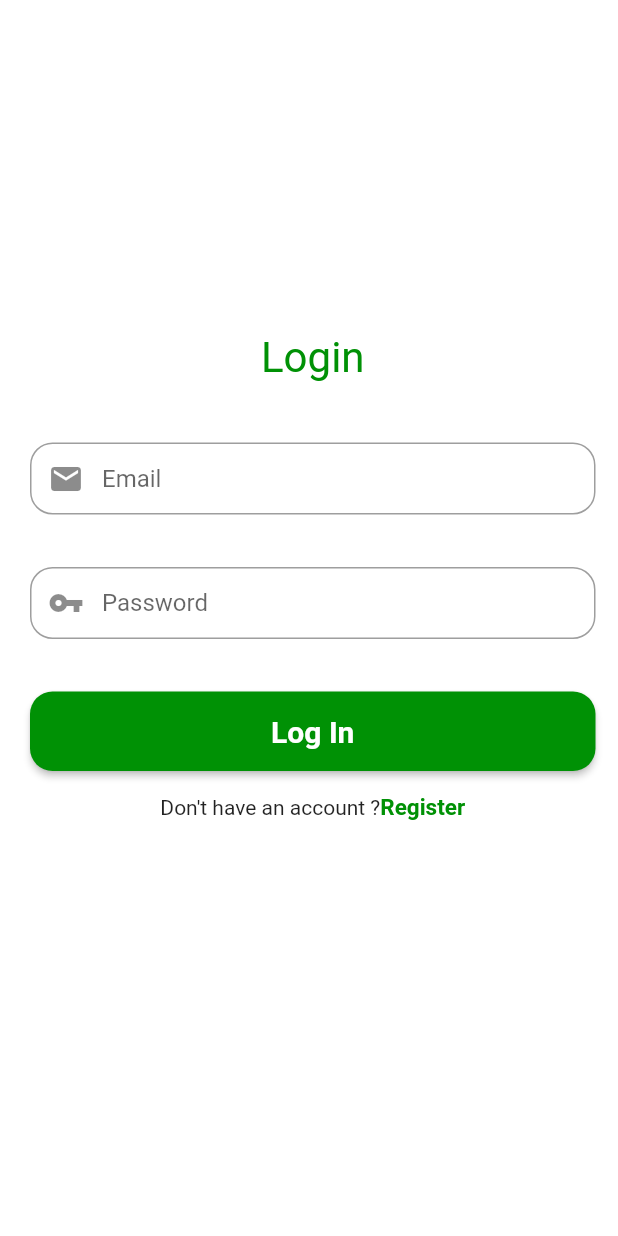
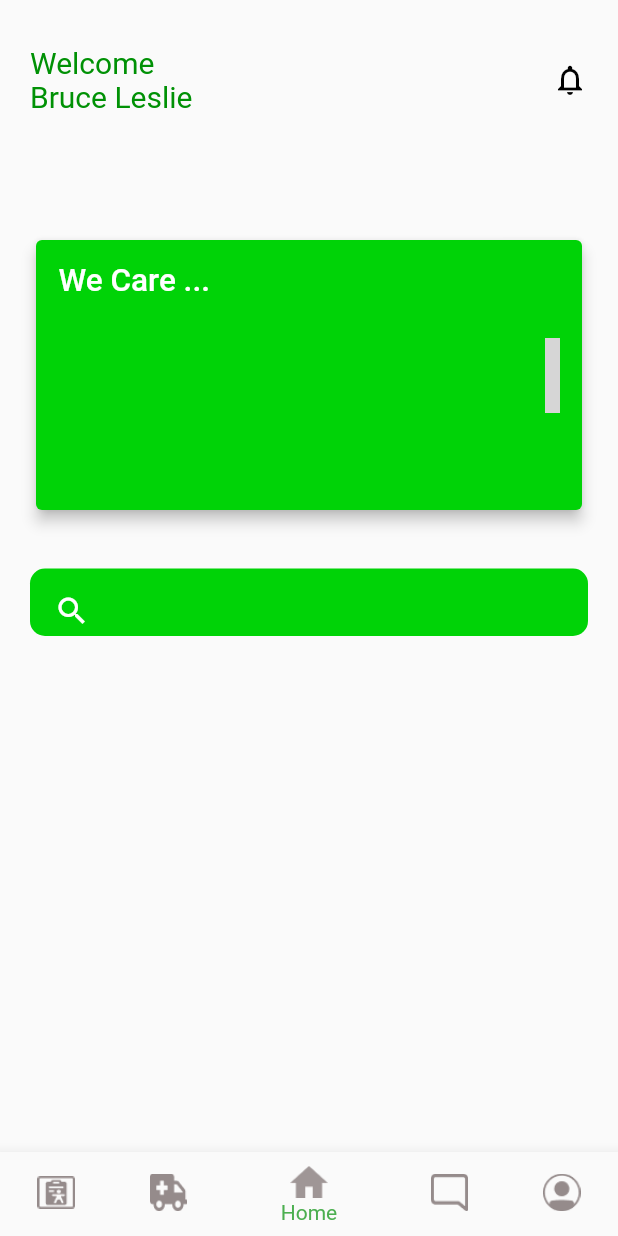
Before and after one commit to Care-Spot/Care-Spot, a Flutter app: the screen it shows after launch, after a tap on "Log In", on a phone screen of 412 x 824 dp. Run offline on Flutter 3.47's test engine with Material 2 defaults, Android fonts, the phone set to English and light mode, and no system bars; missing offline and left inert: dart:ffi; grey boxes are pictures that could not be loaded.

Commit message:
first commit

```diff
--- /dev/null
+++ b/lib/screens/homepage_screen.dart
@@ -0,0 +1,82 @@
+import 'dart:ui';
+
+import 'package:care_spot_pro/utls/ambulance.dart';
+import 'package:care_spot_pro/utls/consultation.dart';
+import 'package:care_spot_pro/utls/homeview.dart';
+import 'package:care_spot_pro/utls/profile.dart';
+import 'package:care_spot_pro/utls/records.dart';
+import 'package:flutter/material.dart';
+
+class HomePage extends StatefulWidget {
+  const HomePage({ Key? key }) : super(key: key);
+
+  @override
+  _HomePageState createState() => _HomePageState();
+}
+
+class _HomePageState extends State<HomePage> {
+
+  int _currentindex = 2;
+
+   void _onItemTapped(int index) {
+    setState(() {
+      _currentindex = index;
+    });
+  }
+
+  List<Widget> navPages = [
+     const RecordsView(),
+     const AmbulanceView(),
+     const HomView(),
+     const ConsultationView(),
+     const ProfileView()
+  ];
+
+
+  @override
+  Widget build(BuildContext context) {
+    return SafeArea(
+      child: Scaffold(
+        // tabs [_currentindex],
+        bottomNavigationBar: BottomNavigationBar(
+          currentIndex: _currentindex,
+          items: [
+             BottomNavigationBarItem(
+            icon: Image.asset("assets/records.png",width: 25,height: 25,),
+            label: 'Records',
+          ),
+
+           BottomNavigationBarItem(
+            icon: Image.asset("assets/ambulance.png",width: 25,height: 25,),
+            label: 'Ambulance',
+          ),
+
+             BottomNavigationBarItem(
+            icon:  Image.asset("assets/home.png",width: 25,height: 25,),
+            label: 'Home',
+          ),
+
+           BottomNavigationBarItem(
+            icon:  Image.asset("assets/consultation.png",width: 25,height: 25,),
+            label: 'Consultation',
+          ),
+           BottomNavigationBarItem(
+            icon:  Image.asset("assets/profile.png",width: 25,height: 25,),
+            label: 'Profile',
+          ),
+
+          ],
+          unselectedItemColor: Colors.black54,
+          selectedItemColor: Theme.of(context).primaryColor,
+          onTap: (index) => _onItemTapped(index)
+        ),
+        body: Center(
+          child: navPages.elementAt(_currentindex),
+        )
+
+      ),
+
+    );
+
+  }
+}
--- a/lib/login_screen.dart
+++ b/lib/screens/login_screen.dart
@@ -1,5 +1,6 @@
-import 'package:care_spot_pro/registration_screen.dart';
-import 'package:care_spot_pro/service_screen.dart';
+import 'package:care_spot_pro/screens/homepage_screen.dart';
+import 'package:care_spot_pro/screens/registration_screen.dart';
+import 'package:care_spot_pro/screens/service_screen.dart';
 import 'package:flutter/material.dart';
 
 class LoginScreen extends StatefulWidget {
@@ -67,12 +68,12 @@ class _LoginScreenState extends State<LoginScreen> {
       color: Colors.transparent,
       child: MaterialButton(
         shape: RoundedRectangleBorder(borderRadius: BorderRadius.circular(15)),
-        color:  Color.fromARGB(255, 0, 145, 5),
+        color:  Color.fromARGB(255, 0, 211, 7),
         padding: const EdgeInsets.fromLTRB(20, 15, 20, 15),
         minWidth: MediaQuery.of(context).size.width,
         onPressed: () {
-        // Navigator.push(context,   MaterialPageRoute(builder: (context) =>
-        //   const ServiceScreen()));
+            Navigator.push(context, MaterialPageRoute(builder: (context) =>
+            const HomePage()));
         },
         child: const Text(
           'Log In',
@@ -87,7 +88,8 @@ class _LoginScreenState extends State<LoginScreen> {
       child: Scaffold(
         backgroundColor: Colors.white,
         body: Center(
-          child: Container(
+          child:
+          Container(
             height: 400,
             child: ListView(
                padding: const EdgeInsets.only(left: 20,right: 15,top: 10),
--- a/lib/registration_screen.dart
+++ b/lib/screens/registration_screen.dart
@@ -1,5 +1,5 @@
-import 'package:care_spot_pro/form_field.dart';
-import 'package:care_spot_pro/service_screen.dart';
+import 'package:care_spot_pro/screens/form_field.dart';
+import 'package:care_spot_pro/screens/service_screen.dart';
 import 'package:flutter/material.dart';
 
 class RegistrationScreen extends StatefulWidget {
@@ -34,7 +34,7 @@ class _RegistrationScreenState extends State<RegistrationScreen> {
         height: 50,
         child: MaterialButton(
           shape: RoundedRectangleBorder(borderRadius: BorderRadius.circular(15)),
-          color:  Color.fromARGB(255, 0, 145, 5),
+          color:  Color.fromARGB(255, 0, 211, 7),
           onPressed: () {
             Navigator.push(context, MaterialPageRoute(builder: (context) =>
             const ServiceScreen()));
--- /dev/null
+++ b/lib/utls/homeview.dart
@@ -0,0 +1,111 @@
+import 'package:flutter/material.dart';
+
+class HomView extends StatefulWidget {
+  const HomView({ Key? key }) : super(key: key);
+
+  @override
+  _HomViewState createState() => _HomViewState();
+}
+
+class _HomViewState extends State<HomView> {
+  @override
+  Widget build(BuildContext context) {
+    return ListView(
+          padding: const EdgeInsets.only(left: 20, right: 20,top: 30),
+          children: [
+            Row(
+              children:
+                 const  [Text(
+                    'Welcome \nBruce Leslie',
+                    textAlign: TextAlign.left,
+                    style: TextStyle(color: Color.fromARGB(255, 0, 145, 5),
+                      fontSize: 20,),
+                  ),
+                  Spacer(),
+                  Icon(Icons.notifications_none,
+                  color:  Colors.black,)
+                ],
+            ),
+               const SizedBox(
+                height: 80,
+              ),
+              Card(
+                // shape: ShapeBorder(),
+                elevation: 4,
+              color: const  Color.fromARGB(255, 0, 211, 7),
+              child: SizedBox(
+                 height: 180,
+                child: Padding(
+                  padding: EdgeInsets.all(15),
+                  child: Row(
+
+                    mainAxisAlignment: MainAxisAlignment.spaceBetween,
+                    children: [
+                      Column(
+
+                        children: [
+                          const Text('We Care ...',
+                          style: TextStyle(
+                            color: Colors.white,
+                            fontSize:21,
+                            fontWeight: FontWeight.w500
+                          ),),
+
+                          Container(
+
+                          )
+                        ],
+                      ),
+                      Image.asset('name',
+                      height: 50,
+                      width: 10,
+                      )
+                    ],
+                  ),
+                ),
+              ),
+            ),
+            // Container(
+            //   padding: EdgeInsets.all(20),
+            //   child: const Text(
+            //     'We Care ...',
+            //     textAlign: TextAlign.left,
+            //     style: TextStyle(color:Colors.white,
+            //       fontSize: 30,
+            //       fontWeight: FontWeight.w500),
+            //   ),
+            //   decoration: BoxDecoration(
+            //     borderRadius: BorderRadius.circular(10),
+            //     color: Color.fromARGB(255, 0, 145, 5),
+            //   ),
+            //   height: 180,
+            //   width: 40,
+            // ),
+           const SizedBox(
+              height: 35,
+            ),
+            Container(
+              child: const ListTile(
+                leading: Icon(Icons.search,
+                color: Colors.white,
+                ),
+              ),
+               decoration: BoxDecoration(
+                borderRadius: BorderRadius.circular(10),
+                color: const Color.fromARGB(255, 0, 211, 7),
+              ),
+              height: 45,
+              width: 40,
+            ),
+
+          const SizedBox(
+              height: 100,
+              width: 100,
+            ),
+
+          ],
+
+        );
+
+  }
+}
--- a/pubspec.yaml
+++ b/pubspec.yaml
@@ -59,8 +59,7 @@ flutter:
 
   # To add assets to your application, add an assets section, like this:
   assets:
-    - assets/logo.png
-    - assets/background.png
+    - assets/
 
   #   - images/a_dot_ham.jpeg
 
```
Also changed, not shown: lib/main.dart (+6 -3 lines), lib/screens/service_screen.dart (renamed from lib/service_screen.dart, +12 -8 lines), lib/screens/splash_screen.dart (added, +53 -0 lines), lib/utls/ambulance.dart (added, +19 -0 lines), lib/utls/consultation.dart (added, +127 -0 lines), lib/utls/profile.dart (added, +120 -0 lines), lib/utls/records.dart (added, +129 -0 lines), assets/ambulance.png (added), assets/circle.png (added), assets/consultation.png (added), assets/home.png (added), assets/profile.png (added), assets/records.png (added), assets/splash.jpg (added), 1 more files.
